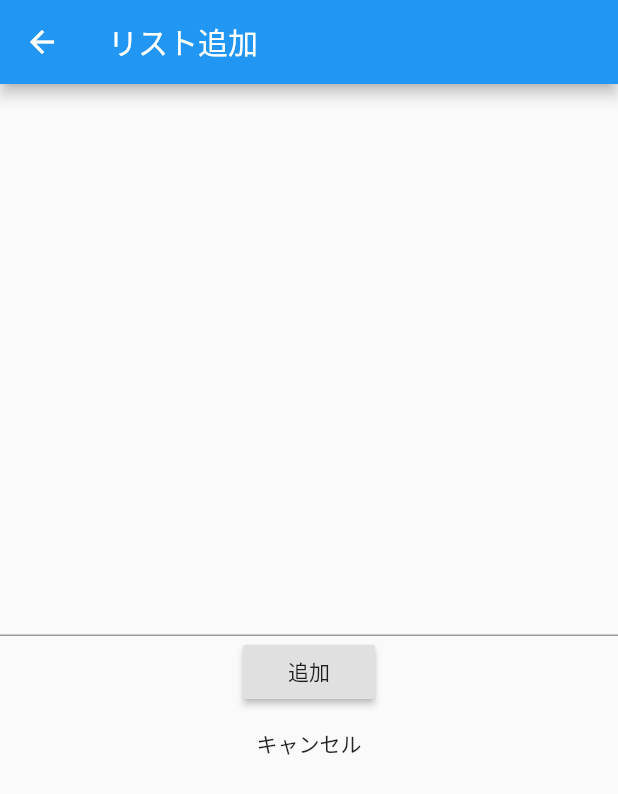
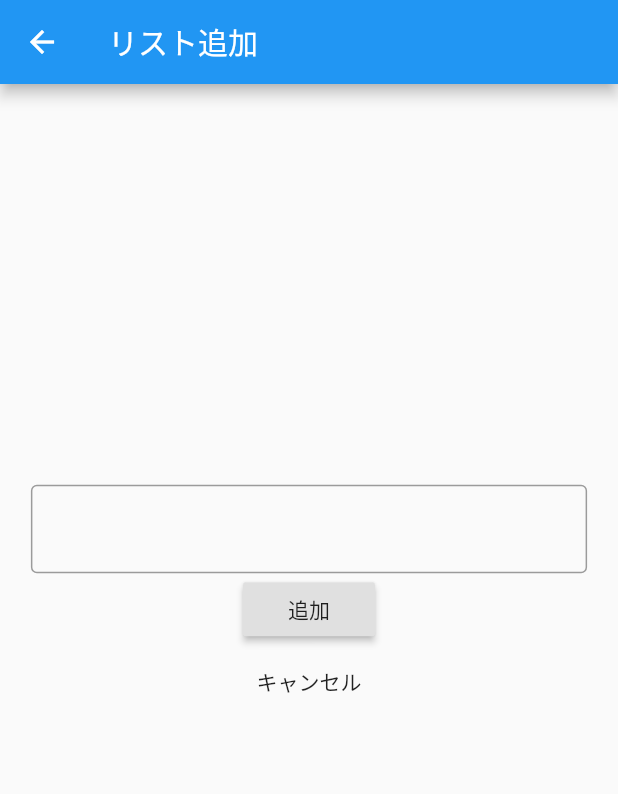
Before and after one commit to ohyeaho/todo_list, a Flutter app: the TodoAddPage screen opened by its route, on a phone screen of 412 x 824 dp. Shown: the top 794 px of the screen. Run offline on Flutter 3.47's test engine with Material 2 defaults, Android fonts, the phone set to English and light mode, and no system bars; drawn by our look-alikes of keyboard_actions.

Commit message:
todo_add_page UI updtate

```diff
--- a/lib/todo_add_page.dart
+++ b/lib/todo_add_page.dart
@@ -1,4 +1,5 @@
 import 'package:flutter/material.dart';
+import 'package:keyboard_actions/keyboard_actions.dart';
 
 class TodoAddPage extends StatefulWidget {
   @override
@@ -8,24 +9,87 @@ class TodoAddPage extends StatefulWidget {
 class _TodoAddPageState extends State<TodoAddPage> {
   String _text = '';
 
+  final FocusNode _textNode = FocusNode();
+
+  KeyboardActionsConfig _buildConfig(BuildContext context) {
+    return KeyboardActionsConfig(
+      keyboardActionsPlatform: KeyboardActionsPlatform.ALL,
+      keyboardBarColor: Colors.grey[200],
+      nextFocus: true,
+      actions: [
+        KeyboardActionsItem(focusNode: _textNode, toolbarButtons: [
+          (node) {
+            return GestureDetector(
+              onTap: () => node.unfocus(),
+              child: Container(
+                padding: EdgeInsets.all(8.0),
+                child: Text(
+                  "閉じる",
+                ),
+              ),
+            );
+          },
+        ]),
+      ],
+    );
+  }
+
   @override
   Widget build(BuildContext context) {
+    final Size size = MediaQuery.of(context).size;
+    double height = size.height;
+    double width = size.width;
     return Scaffold(
+      resizeToAvoidBottomInset: false,
       appBar: AppBar(
         title: Text('リスト追加'),
       ),
-      body: Container(
+      body: KeyboardActions(
+        config: _buildConfig(context),
+        child: Container(
+          child: Scrollbar(
+            child: SingleChildScrollView(
               child: Column(
                 mainAxisAlignment: MainAxisAlignment.center,
                 children: <Widget>[
-            Text(
+                  Container(
+                    height: height * 0.3,
+                    width: width * 0.9,
+                    margin: EdgeInsets.only(
+                      top: 10,
+                      bottom: 10,
+                    ),
+                    child: Scrollbar(
+                      child: SingleChildScrollView(
+                        child: Text(
                           _text,
                         ),
-            TextField(onChanged: (String value) {
+                      ),
+                    ),
+                  ),
+                  Center(
+                    child: Container(
+                      width: width * 0.9,
+                      child: Scrollbar(
+                        child: SingleChildScrollView(
+                          child: TextField(
+                              keyboardType: TextInputType.multiline,
+                              focusNode: _textNode,
+                              maxLines: null,
+                              decoration: InputDecoration(
+                                border: OutlineInputBorder(
+                                  borderSide: BorderSide(),
+                                ),
+                              ),
+                              onChanged: (String value) {
                                 setState(() {
                                   _text = value;
                                 });
                               }),
+                        ),
+                      ),
+                    ),
+                  ),
                   RaisedButton(
                     onPressed: () {
                       Navigator.pop(context, _text);
@@ -45,6 +109,9 @@ class _TodoAddPageState extends State<TodoAddPage> {
                 ],
               ),
             ),
+          ),
+        ),
+      ),
     );
   }
 }
--- a/pubspec.yaml
+++ b/pubspec.yaml
@@ -23,6 +23,8 @@ environment:
 dependencies:
   flutter:
     sdk: flutter
+
+  keyboard_actions: "^3.3.1+1"
 
 
   # The following adds the Cupertino Icons font to your application.
```
Also changed, not shown: pubspec.lock. Lines whose indentation alone changed are shown as unchanged.
